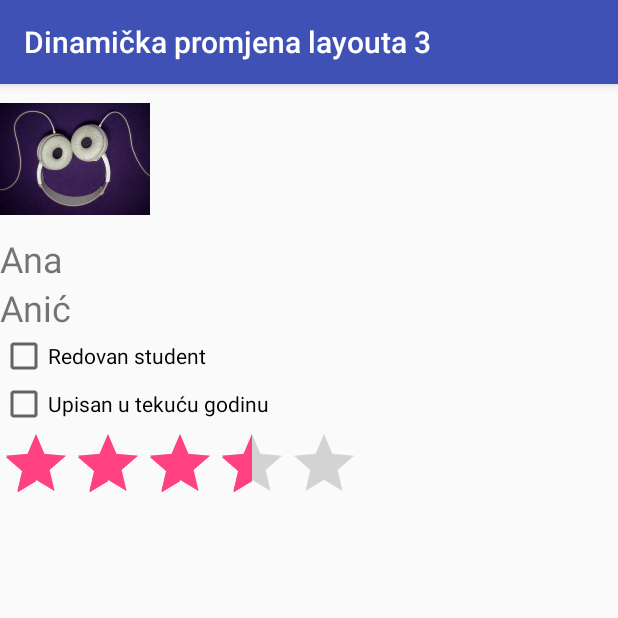
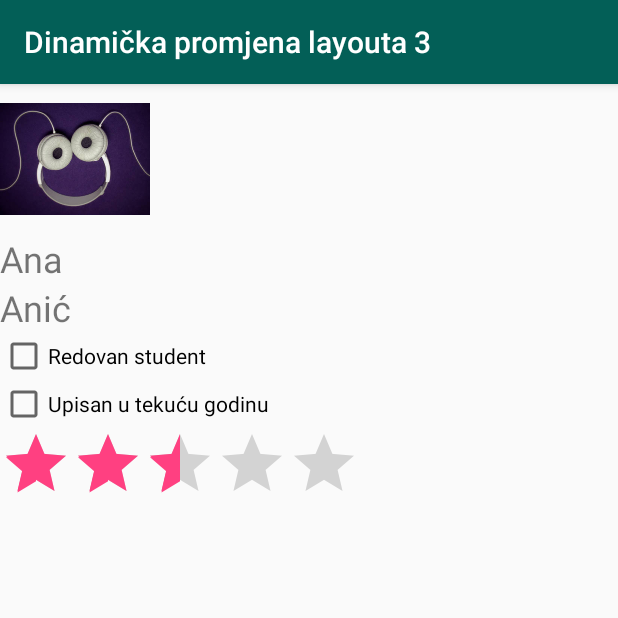
Before and after one commit to kzubrinic/android-promjena-layouta3, an Android app: the screen it shows after launch (MainActivity), on a phone screen of 412 x 824 dp, the top half of it. Run offline under Robolectric (Android 15) with nearby library versions, the phone set to English and light mode, and no system bars.

Commit message:
Dorada fragmenta

```diff
--- a/app/src/main/java/hr/unidu/kruno/promjenalayouta3/FragmentActivity.java
+++ b/app/src/main/java/hr/unidu/kruno/promjenalayouta3/FragmentActivity.java
@@ -5,8 +5,13 @@ import android.support.v4.app.Fragment;
 import android.view.LayoutInflater;
 import android.view.View;
 import android.view.ViewGroup;
+import android.widget.ImageView;
+import android.widget.TextView;
+import android.widget.Toast;
 
 public class FragmentActivity extends Fragment {
+    private ImageView slika;
+    private TextView ime, prezime;
     // The onCreateView method is called when Fragment should create its View object hierarchy,
     // either dynamically or via XML layout inflation.
     @Override
@@ -19,8 +24,24 @@ public class FragmentActivity extends Fragment {
     // Any view setup should occur here.  E.g., view lookups and attaching view listeners.
     @Override
     public void onViewCreated(View view, Bundle savedInstanceState) {
-        // Setup any handles to view objects here
-        // EditText etFoo = (EditText) view.findViewById(R.id.etFoo);
+        // Ovdje se pristupa elementima stvorenog viewa fragmenta
+        // Povezuje se s grafičkim objektima, registriraju se listeneri,...
+        slika = view.findViewById(R.id.slika);
+        // registrira se listener na pritisak na sliku
+        slika.setOnClickListener(new View.OnClickListener() {
+            @Override
+            public void onClick(View v) {
+                Toast.makeText(getContext(),"Pritisnuta slika!", Toast.LENGTH_LONG).show();
+            }
+        });
+        // Učitava sliku iz drawable resursa na temelju njezinog naziva i prikazuje je
+        slika.setImageDrawable(getResources().getDrawable(R.drawable.music_face));
+        // Ovdje se pristupa elementima stvorenog viewa fragmenta
+        // Povezuje se s grafičkim objektima, registriraju se listeneri,...
+        ime = view.findViewById(R.id.ime);
+        prezime = view.findViewById(R.id.prezime);
+        ime.setText("Ana");
+        prezime.setText("Anić");
     }
 
 }
--- a/app/src/main/java/hr/unidu/kruno/promjenalayouta3/FragmentActivity2.java
+++ b/app/src/main/java/hr/unidu/kruno/promjenalayouta3/FragmentActivity2.java
@@ -5,8 +5,10 @@ import android.support.v4.app.Fragment;
 import android.view.LayoutInflater;
 import android.view.View;
 import android.view.ViewGroup;
+import android.widget.RatingBar;
 
 public class FragmentActivity2 extends Fragment {
+    private RatingBar pr;
     // The onCreateView method is called when Fragment should create its View object hierarchy,
     // either dynamically or via XML layout inflation.
     @Override
@@ -19,7 +21,9 @@ public class FragmentActivity2 extends Fragment {
     // Any view setup should occur here.  E.g., view lookups and attaching view listeners.
     @Override
     public void onViewCreated(View view, Bundle savedInstanceState) {
-        // Setup any handles to view objects here
-        // EditText etFoo = (EditText) view.findViewById(R.id.etFoo);
+        // Ovdje se pristupa elementima stvorenog viewa fragmenta
+        // Povezuje se s grafičkim objektima, registriraju se listeneri,...
+        pr = view.findViewById(R.id.ratingBar);
+        pr.setRating(2.5f);
     }
 }
--- a/app/src/main/java/hr/unidu/kruno/promjenalayouta3/MainActivity.java
+++ b/app/src/main/java/hr/unidu/kruno/promjenalayouta3/MainActivity.java
@@ -33,7 +33,7 @@ public class MainActivity extends AppCompatActivity {
             RatingBar rb = findViewById(R.id.ratingBar);
             stanje.putBoolean("redovan", br.isChecked());
             stanje.putBoolean("upisan", up.isChecked());
-            stanje.putInt("brojZvjezdica", rb.getNumStars());
+            stanje.putFloat("brojZvjezdica", rb.getRating());
     }
     @Override // UČITAVANJE SPREMLJENOG STANJA
     protected void onRestoreInstanceState(final Bundle spremljenoStanje){
@@ -44,7 +44,7 @@ public class MainActivity extends AppCompatActivity {
             RatingBar rb = findViewById(R.id.ratingBar);
             br.setChecked(spremljenoStanje.getBoolean("redovan"));
             up.setChecked(spremljenoStanje.getBoolean("upisan"));
-            rb.setNumStars(spremljenoStanje.getInt("brojZvjezdica"));
+            rb.setRating(spremljenoStanje.getFloat("brojZvjezdica"));
     }
 
 }
--- a/app/src/main/res/layout/activity_fragment.xml
+++ b/app/src/main/res/layout/activity_fragment.xml
@@ -9,17 +9,16 @@
         android:id="@+id/slika"
         android:layout_width="100dp"
         android:layout_height="100dp"
-        android:contentDescription="@string/opis_slike"
-        app:srcCompat="@drawable/music_face" />
+        android:contentDescription="@string/opis_slike" />
 
     <TextView
         android:id="@+id/ime"
         android:layout_width="match_parent"
         android:layout_height="wrap_content"
-        android:text="@string/ime" android:textSize="24sp"/>
+        android:text="" android:textSize="24sp"/>
 
     <TextView
-        android:text="@string/prezime"
+        android:text=""
         android:layout_width="match_parent"
         android:layout_height="wrap_content"
         android:id="@+id/prezime"
--- a/app/src/main/res/layout/activity_fragment2.xml
+++ b/app/src/main/res/layout/activity_fragment2.xml
@@ -17,5 +17,5 @@
         android:layout_width="wrap_content"
         android:layout_height="wrap_content"
         android:id="@+id/ratingBar"
-        android:numStars="5" android:rating="3.5"/>
+        android:numStars="5" />
 </LinearLayout>
--- a/app/src/main/res/values/colors.xml
+++ b/app/src/main/res/values/colors.xml
@@ -1,6 +1,6 @@
 <?xml version="1.0" encoding="utf-8"?>
 <resources>
-    <color name="colorPrimary">#3F51B5</color>
-    <color name="colorPrimaryDark">#303F9F</color>
+    <color name="colorPrimary">#035F57</color>
+    <color name="colorPrimaryDark">#009688</color>
     <color name="colorAccent">#FF4081</color>
 </resources>
```
